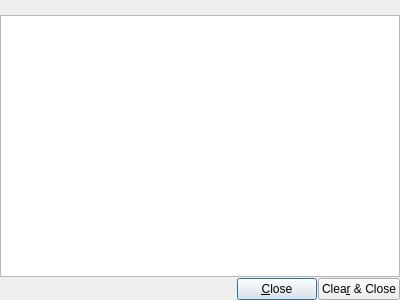
The window that Viewer/src/ChangeNotifyDialog.ui (ecmwf/ecflow) describes before a commit, drawn with Qt 5.
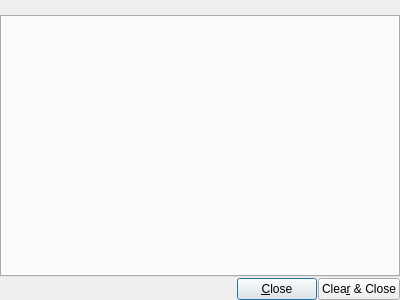
The same window after the commit. Custom widgets are drawn as their Qt base class.

What changed in the file:
```diff
--- a/Viewer/src/ChangeNotifyDialog.ui
+++ b/Viewer/src/ChangeNotifyDialog.ui
@@ -13,7 +13,7 @@
   <property name="windowTitle">
    <string>Change notification</string>
   </property>
-  <layout class="QVBoxLayout" name="verticalLayout" stretch="0,1,0">
+  <layout class="QVBoxLayout" name="verticalLayout" stretch="0,0,0">
    <property name="spacing">
     <number>1</number>
    </property>
@@ -31,11 +31,11 @@
     </widget>
    </item>
    <item>
-    <layout class="QHBoxLayout" name="horizontalLayout">
-     <item>
-      <widget class="QTreeView" name="treeView_"/>
-     </item>
-    </layout>
+    <widget class="CustomTabWidget" name="tab_">
+     <property name="currentIndex">
+      <number>-1</number>
+     </property>
+    </widget>
    </item>
    <item>
     <layout class="QHBoxLayout" name="hbl">
@@ -70,6 +70,14 @@
    </item>
   </layout>
  </widget>
+ <customwidgets>
+  <customwidget>
+   <class>CustomTabWidget</class>
+   <extends>QTabWidget</extends>
+   <header location="global">CustomTabWidget.hpp</header>
+   <container>1</container>
+  </customwidget>
+ </customwidgets>
  <resources/>
  <connections/>
 </ui>
```
